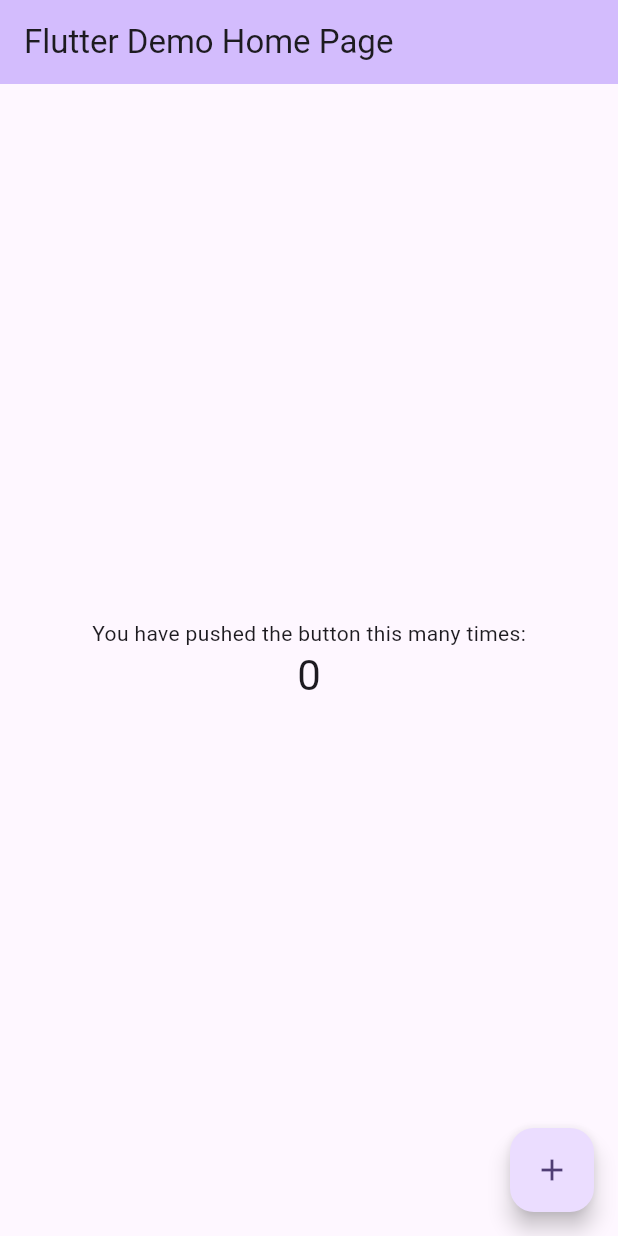
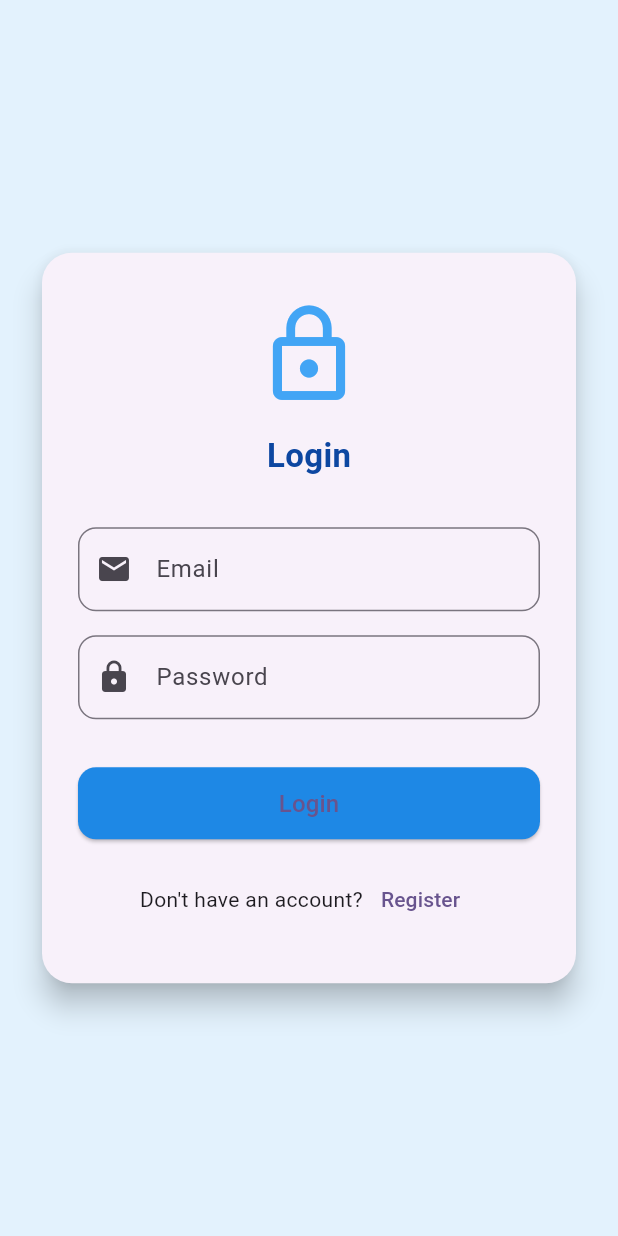
Before and after one commit to mathiasvalhovd/HandicapTracker, a Flutter app: the screen it shows after launch, on a phone screen of 412 x 824 dp. Run offline on Flutter 3.47's test engine with Material 3 defaults, Android fonts, the phone set to English and light mode, and no system bars; our stand-ins replace firebase_auth, firebase_core, google_fonts; accounts and stored records are empty.

Commit message:
login and register

```diff
--- /dev/null
+++ b/my_app/lib/authentication/login.dart
@@ -0,0 +1,152 @@
+import 'package:firebase_auth/firebase_auth.dart';
+import 'package:flutter/material.dart';
+import 'package:google_fonts/google_fonts.dart';
+
+class LoginScreen extends StatefulWidget {
+  const LoginScreen({super.key});
+
+  @override
+  State<LoginScreen> createState() => _LoginScreenState();
+}
+
+class _LoginScreenState extends State<LoginScreen> {
+  final _emailController = TextEditingController();
+  final _passwordController = TextEditingController();
+
+  bool _isLoading = false;
+  String _errorCode = "";
+
+  void navigateRegister() {
+    if (!context.mounted) return;
+    Navigator.pushReplacementNamed(context, 'register');
+  }
+
+  void navigateHome() {
+    if (!context.mounted) return;
+    Navigator.pushReplacementNamed(context, 'home');
+  }
+
+  void signIn() async {
+    setState(() {
+      _isLoading = true;
+      _errorCode = "";
+    });
+
+    try {
+      await FirebaseAuth.instance.signInWithEmailAndPassword(
+        email: _emailController.text,
+        password: _passwordController.text,
+      );
+      navigateHome();
+    } on FirebaseAuthException catch (e) {
+      setState(() {
+        _errorCode = e.message ?? "Login failed";
+      });
+    }
+
+    setState(() {
+      _isLoading = false;
+    });
+  }
+
+  @override
+  Widget build(BuildContext context) {
+    return Scaffold(
+      backgroundColor: Colors.blue[50],
+      body: Center(
+        child: SingleChildScrollView(
+          padding: const EdgeInsets.all(24),
+          child: Card(
+            shape: RoundedRectangleBorder(
+              borderRadius: BorderRadius.circular(20),
+            ),
+            elevation: 8,
+            child: Padding(
+              padding: const EdgeInsets.symmetric(horizontal: 24, vertical: 32),
+              child: Column(
+                mainAxisSize: MainAxisSize.min,
+                children: [
+                  Icon(Icons.lock_outline, size: 72, color: Colors.blue[400]),
+                  const SizedBox(height: 16),
+                  Text(
+                    'Login',
+                    style: TextStyle(
+                      fontSize: 22,
+                      fontWeight: FontWeight.bold,
+                      color: Colors.blue[900],
+                    ),
+                  ),
+                  const SizedBox(height: 32),
+                  TextField(
+                    controller: _emailController,
+                    decoration: InputDecoration(
+                      labelText: 'Email',
+                      prefixIcon: const Icon(Icons.email),
+                      border: OutlineInputBorder(
+                        borderRadius: BorderRadius.circular(12),
+                      ),
+                    ),
+                    keyboardType: TextInputType.emailAddress,
+                  ),
+                  const SizedBox(height: 16),
+                  TextField(
+                    controller: _passwordController,
+                    obscureText: true,
+                    decoration: InputDecoration(
+                      labelText: 'Password',
+                      prefixIcon: const Icon(Icons.lock),
+                      border: OutlineInputBorder(
+                        borderRadius: BorderRadius.circular(12),
+                      ),
+                    ),
+                  ),
+                  const SizedBox(height: 16),
+                  if (_errorCode.isNotEmpty)
+                    Text(
+                      _errorCode,
+                      style: const TextStyle(color: Colors.red),
+                    ),
+                  const SizedBox(height: 16),
+                  SizedBox(
+                    width: double.infinity,
+                    height: 48,
+                    child: ElevatedButton(
+                      onPressed: _isLoading ? null : signIn,
+                      style: ElevatedButton.styleFrom(
+                        backgroundColor: Colors.blue[600],
+                        shape: RoundedRectangleBorder(
+                          borderRadius: BorderRadius.circular(12),
+                        ),
+                      ),
+                      child: _isLoading
+                          ? const SizedBox(
+                        height: 24,
+                        width: 24,
+                        child: CircularProgressIndicator(
+                          strokeWidth: 3,
+                          valueColor: AlwaysStoppedAnimation<Color>(Colors.white),
+                        ),
+                      )
+                          : const Text('Login', style: TextStyle(fontSize: 16)),
+                    ),
+                  ),
+                  const SizedBox(height: 16),
+                  Row(
+                    mainAxisAlignment: MainAxisAlignment.center,
+                    children: [
+                      const Text("Don't have an account?"),
+                      TextButton(
+                        onPressed: navigateRegister,
+                        child: const Text('Register'),
+                      ),
+                    ],
+                  )
+                ],
+              ),
+            ),
+          ),
+        ),
+      ),
+    );
+  }
+}
--- a/my_app/lib/main.dart
+++ b/my_app/lib/main.dart
@@ -1,6 +1,11 @@
 import 'package:flutter/material.dart';
 import 'package:firebase_core/firebase_core.dart';
 import 'firebase_options.dart';
+
+// Correct imports based on your folder structure
+import 'home.dart';
+import 'authentication/login.dart';
+import 'authentication/register.dart';
 
 void main() async {
   WidgetsFlutterBinding.ensureInitialized();
@@ -13,7 +18,6 @@ void main() async {
 class MyApp extends StatelessWidget {
   const MyApp({super.key});
 
-  // This widget is the root of your application.
   @override
   Widget build(BuildContext context) {
     return MaterialApp(
@@ -21,7 +25,13 @@ class MyApp extends StatelessWidget {
       theme: ThemeData(
         colorScheme: ColorScheme.fromSeed(seedColor: Colors.deepPurple),
       ),
-      home: const MyHomePage(title: 'Flutter Demo Home Page'),
+      initialRoute: 'login',
+      routes: {
+        'login': (context) => const LoginScreen(),
+        'register': (context) => const RegisterScreen(),
+        'home': (context) => const HomeScreen(),
+        'counterHome': (context) => const MyHomePage(title: 'Counter Home'),
+      },
     );
   }
 }
```
Also changed, not shown: my_app/lib/authentication/register.dart (added, +166 -0 lines), my_app/lib/home.dart (added, +44 -0 lines), my_app/pubspec.yaml (+5 -3 lines), my_app/pubspec.lock, 1 other file.
